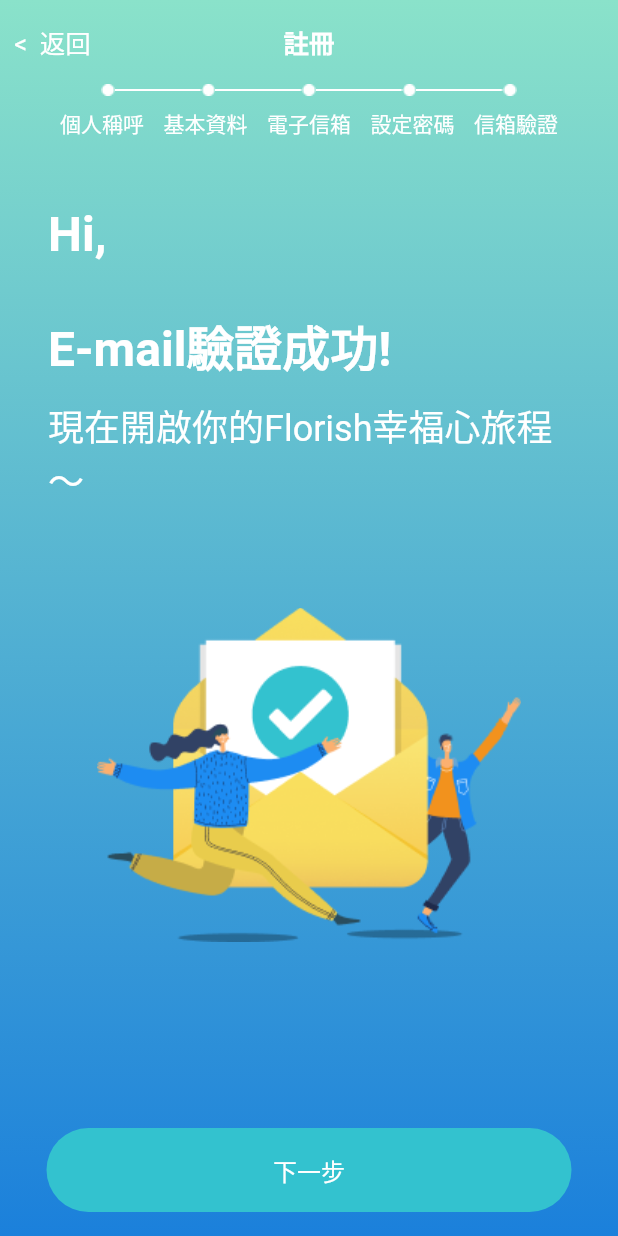
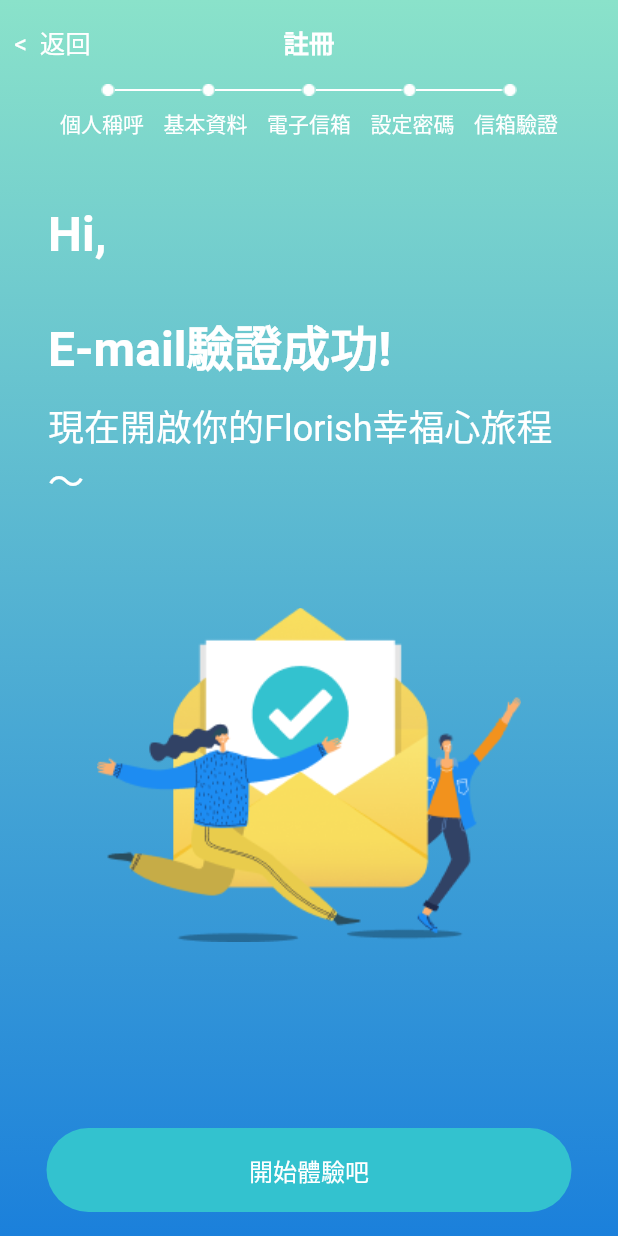
Before and after one commit to rich-chang/f_app, a Flutter app: the SignupFlowVerifyEmailCompleted screen opened directly with empty values, on a phone screen of 412 x 824 dp. Run offline on Flutter 3.47's test engine with Material 2 defaults, Android fonts, the phone set to English and light mode, and no system bars; our stand-ins replace flutter_svg, introduction_screen; Roboto replaces fonts that are missing (Noto Sans TC, SF Pro Text).

Commit message:
Fixed button text

```diff
--- a/lib/screen/signup/signup_flow_verify_email_completed.dart
+++ b/lib/screen/signup/signup_flow_verify_email_completed.dart
@@ -228,7 +228,7 @@
                       ),
                     ),
                     child: const Text(
-                      '下一步',
+                      '開始體驗吧',
                       style: TextStyle(
                         color: Colors.white,
                         fontFamily: 'Noto Sans TC',
```
